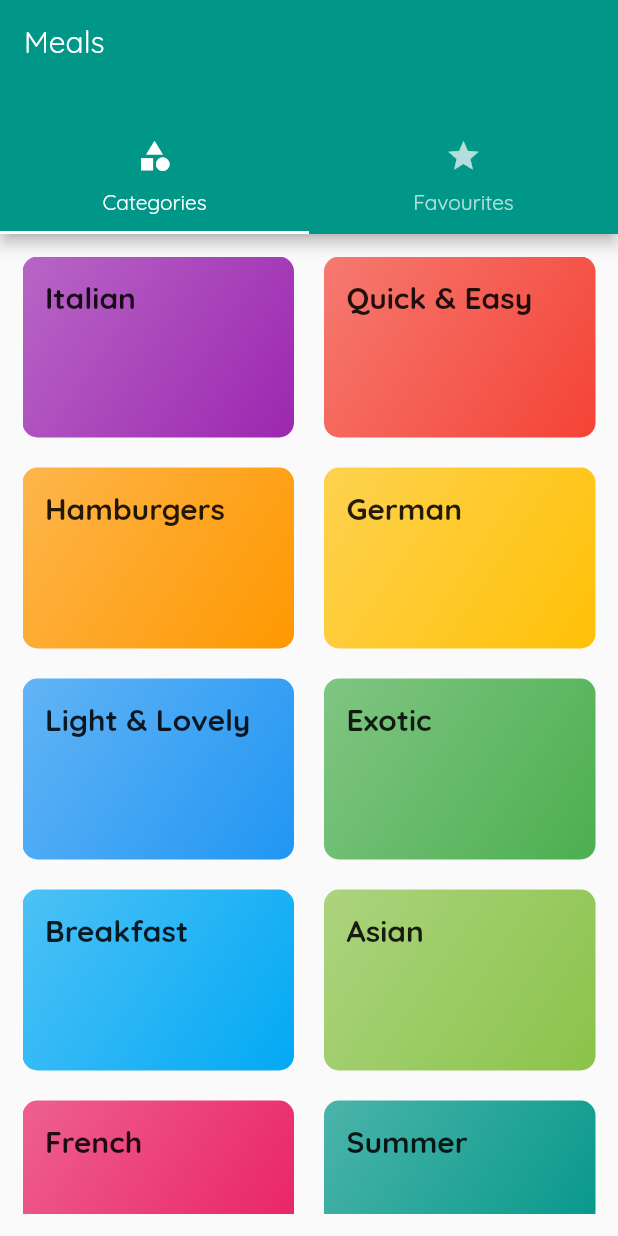
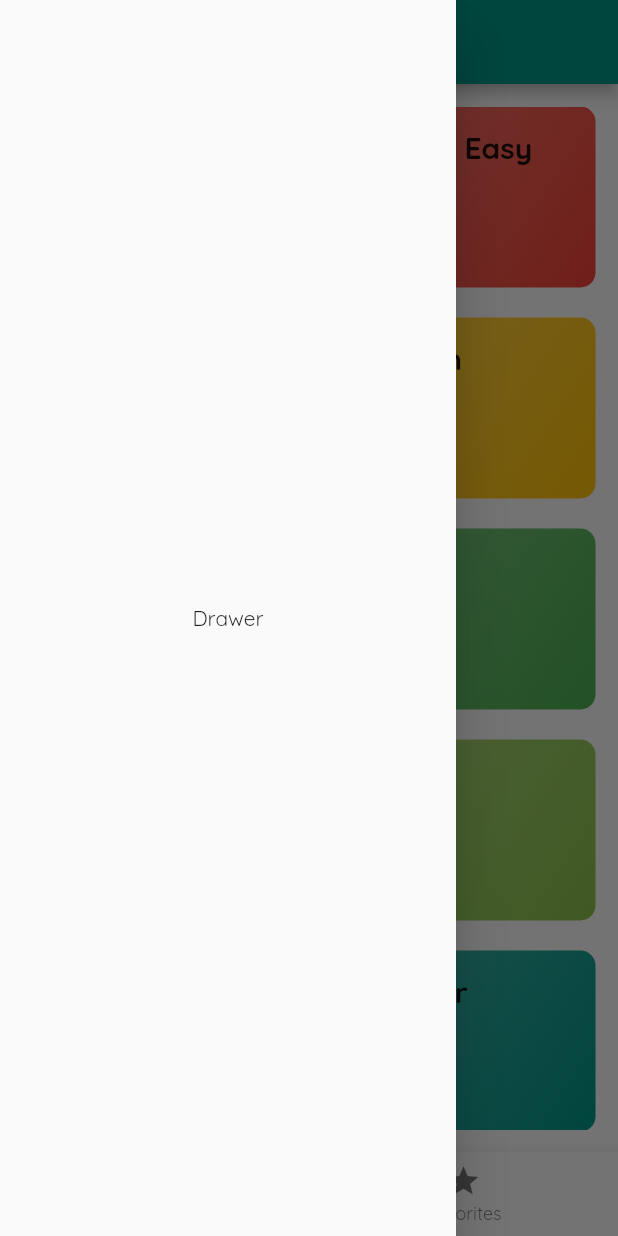
Before and after one commit to sdeaditya/expenses_app, a Flutter app: the screen it shows after launch, with the side drawer open (before the commit the screen has no drawer), on a phone screen of 412 x 824 dp. Run offline on Flutter 3.47's test engine with Material 2 defaults, Android fonts, the phone set to English and light mode, and no system bars.

Commit message:
added bottom tab bar and drawer to app

```diff
--- /dev/null
+++ b/lib/meals/bottom_tabbar.dart
@@ -0,0 +1,43 @@
+import 'package:flutter/material.dart';
+import 'package:flutter_app/meals/category_screen.dart';
+import 'package:flutter_app/meals/favourite_screen.dart';
+
+class BottomTabBar extends StatefulWidget {
+  BottomTabBar({Key? key}) : super(key: key);
+
+  @override
+  State<BottomTabBar> createState() => _BottomTabBarState();
+}
+
+class _BottomTabBarState extends State<BottomTabBar> {
+  final List<Widget> _pages = [CategoryScreen(), FavouriteScreen()];
+
+  int _selectPageIndex = 0;
+
+  void _selectTab(int index) {
+    setState(() {
+      _selectPageIndex = index;
+    });
+  }
+
+  @override
+  Widget build(BuildContext context) {
+    return Scaffold(
+      appBar: AppBar(
+        title: Text("Meals"),
+      ),
+      drawer: Drawer(
+        child: Center(child: Text("Drawer")),
+      ),
+      body: _pages[_selectPageIndex],
+      bottomNavigationBar: BottomNavigationBar(
+        onTap: _selectTab,
+        items: [
+          BottomNavigationBarItem(
+              icon: Icon(Icons.category), label: "Categories"),
+          BottomNavigationBarItem(icon: Icon(Icons.star), label: "Favorites"),
+        ],
+      ),
+    );
+  }
+}
--- a/lib/meals/main.dart
+++ b/lib/meals/main.dart
@@ -1,6 +1,7 @@
 // ignore_for_file: prefer_const_constructors
 
 import 'package:flutter/material.dart';
+import 'package:flutter_app/meals/bottom_tabbar.dart';
 import 'package:flutter_app/meals/category_meals_screen.dart';
 import 'package:flutter_app/meals/tabBar.dart';
 
@@ -15,7 +16,7 @@ class MyApp extends StatelessWidget {
       title: 'DeliMeals',
       theme: ThemeData(primarySwatch: Colors.teal, fontFamily: 'Quicksand'),
       routes: {
-        '/': (context) => TabBarScreen(),
+        '/': (context) => BottomTabBar(),
         MealsScreen.routeName: (context) => MealsScreen(),
       },
       onGenerateRoute: (settings) {
```
